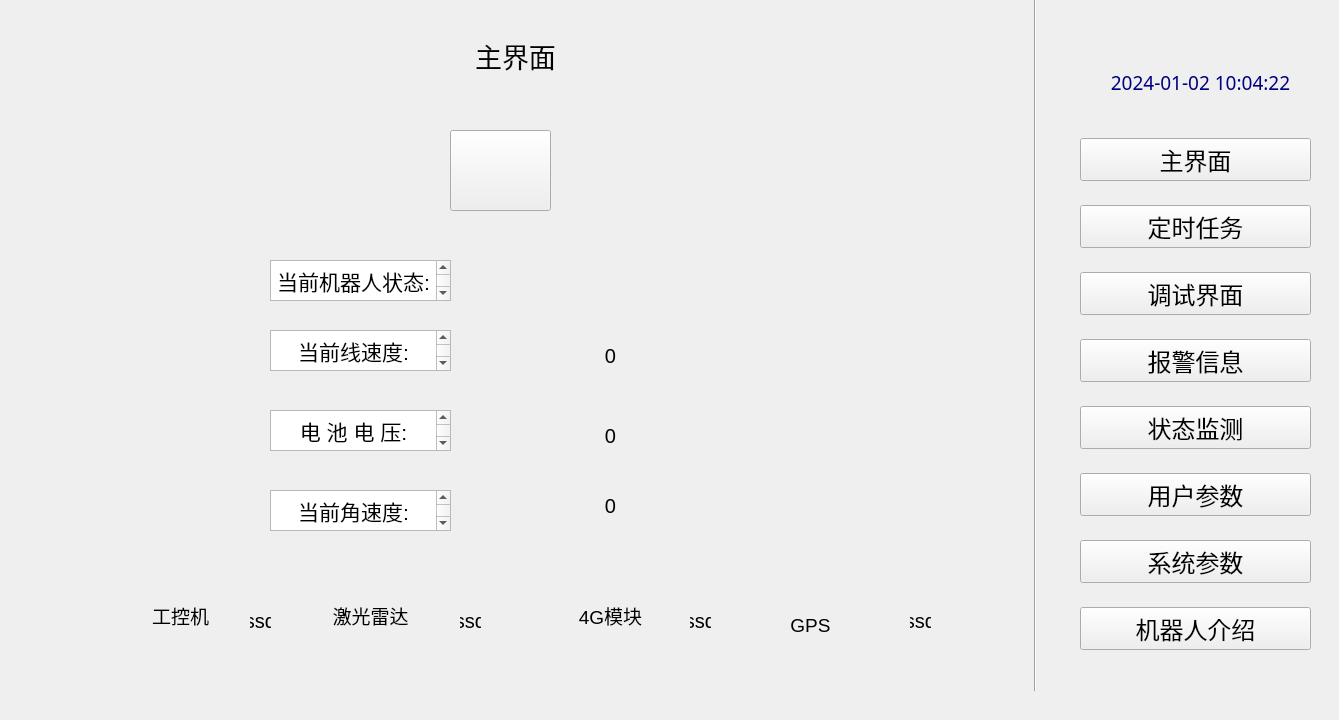
This is robots_qt/src/robots_qt/ui/widget.ui in xingzay/Critic_Pluning as Qt 5 draws it before an edit. The edited form follows.
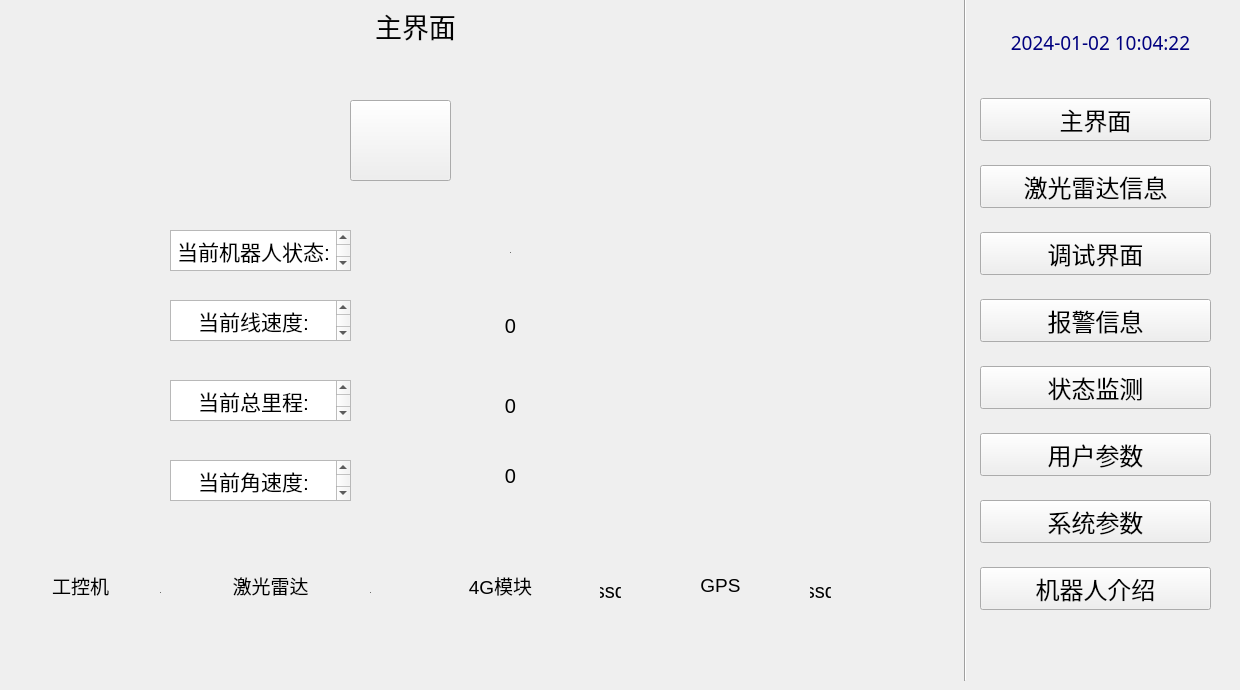
This is the edited form. The open tabs and pages were chosen to show the change. Icons and pictures are not drawn.

```diff
--- a/robots_qt/src/robots_qt/ui/widget.ui
+++ b/robots_qt/src/robots_qt/ui/widget.ui
@@ -6,8 +6,8 @@
    <rect>
     <x>0</x>
     <y>0</y>
-    <width>1339</width>
-    <height>720</height>
+    <width>1240</width>
+    <height>690</height>
    </rect>
   </property>
   <property name="windowTitle">
@@ -16,10 +16,10 @@
   <widget class="QStackedWidget" name="stackedWidget">
    <property name="geometry">
     <rect>
-     <x>10</x>
-     <y>10</y>
-     <width>1021</width>
-     <height>681</height>
+     <x>0</x>
+     <y>0</y>
+     <width>951</width>
+     <height>671</height>
     </rect>
    </property>
    <property name="currentIndex">
@@ -29,8 +29,8 @@
     <widget class="QLabel" name="Mainwindows">
      <property name="geometry">
       <rect>
-       <x>430</x>
-       <y>30</y>
+       <x>340</x>
+       <y>10</y>
        <width>151</width>
        <height>31</height>
       </rect>
@@ -50,8 +50,8 @@
     <widget class="QLabel" name="laber">
      <property name="geometry">
       <rect>
-       <x>320</x>
-       <y>590</y>
+       <x>230</x>
+       <y>570</y>
        <width>81</width>
        <height>31</height>
       </rect>
@@ -71,8 +71,8 @@
     <widget class="QLabel" name="Linux">
      <property name="geometry">
       <rect>
-       <x>130</x>
-       <y>590</y>
+       <x>40</x>
+       <y>570</y>
        <width>81</width>
        <height>31</height>
       </rect>
@@ -92,8 +92,8 @@
     <widget class="QLabel" name="GPS">
      <property name="geometry">
       <rect>
-       <x>760</x>
-       <y>600</y>
+       <x>680</x>
+       <y>570</y>
        <width>81</width>
        <height>31</height>
       </rect>
@@ -113,8 +113,8 @@
     <widget class="QLabel" name="Wifi_4G">
      <property name="geometry">
       <rect>
-       <x>560</x>
-       <y>590</y>
+       <x>460</x>
+       <y>570</y>
        <width>81</width>
        <height>31</height>
       </rect>
@@ -134,8 +134,8 @@
     <widget class="QTextEdit" name="linear_textEdit">
      <property name="geometry">
       <rect>
-       <x>260</x>
-       <y>320</y>
+       <x>170</x>
+       <y>300</y>
        <width>181</width>
        <height>41</height>
       </rect>
@@ -159,54 +159,8 @@
     <widget class="QLabel" name="linear_label">
      <property name="geometry">
       <rect>
-       <x>500</x>
-       <y>320</y>
-       <width>201</width>
-       <height>51</height>
-      </rect>
-     </property>
-     <property name="font">
-      <font>
-       <pointsize>15</pointsize>
-      </font>
-     </property>
-     <property name="text">
-      <string>0</string>
-     </property>
-     <property name="alignment">
-      <set>Qt::AlignCenter</set>
-     </property>
-    </widget>
-    <widget class="QTextEdit" name="volts_textEdit">
-     <property name="geometry">
-      <rect>
-       <x>260</x>
-       <y>400</y>
-       <width>181</width>
-       <height>41</height>
-      </rect>
-     </property>
-     <property name="font">
-      <font>
-       <pointsize>15</pointsize>
-      </font>
-     </property>
-     <property name="html">
-      <string>&lt;!DOCTYPE HTML PUBLIC &quot;-//W3C//DTD HTML 4.0//EN&quot; &quot;http://www.w3.org/TR/REC-html40/strict.dtd&quot;&gt;
-&lt;html&gt;&lt;head&gt;&lt;meta name=&quot;qrichtext&quot; content=&quot;1&quot; /&gt;&lt;meta charset=&quot;utf-8&quot; /&gt;&lt;style type=&quot;text/css&quot;&gt;
-p, li { white-space: pre-wrap; }
-hr { height: 1px; border-width: 0; }
-li.unchecked::marker { content: &quot;\2610&quot;; }
-li.checked::marker { content: &quot;\2612&quot;; }
-&lt;/style&gt;&lt;/head&gt;&lt;body style=&quot; font-family:'Ubuntu'; font-size:15pt; font-weight:400; font-style:normal;&quot;&gt;
-&lt;p align=&quot;center&quot; style=&quot; margin-top:0px; margin-bottom:0px; margin-left:0px; margin-right:0px; -qt-block-indent:0; text-indent:0px;&quot;&gt;&lt;span style=&quot; font-size:16pt;&quot;&gt;电 池 电 压:&lt;/span&gt;&lt;/p&gt;&lt;/body&gt;&lt;/html&gt;</string>
-     </property>
-    </widget>
-    <widget class="QLabel" name="volts_label">
-     <property name="geometry">
-      <rect>
-       <x>500</x>
-       <y>400</y>
+       <x>410</x>
+       <y>300</y>
        <width>201</width>
        <height>51</height>
       </rect>
@@ -226,19 +180,19 @@
     <widget class="QLabel" name="check_tb3_node_label">
      <property name="geometry">
       <rect>
-       <x>590</x>
-       <y>260</y>
+       <x>500</x>
+       <y>240</y>
        <width>21</width>
        <height>21</height>
       </rect>
      </property>
      <property name="font">
       <font>
-       <pointsize>15</pointsize>
+       <pointsize>5</pointsize>
       </font>
      </property>
      <property name="text">
-      <string/>
+      <string>.</string>
      </property>
      <property name="alignment">
       <set>Qt::AlignCenter</set>
@@ -247,8 +201,8 @@
     <widget class="QTextEdit" name="check_tb3_textEdit">
      <property name="geometry">
       <rect>
-       <x>260</x>
-       <y>250</y>
+       <x>170</x>
+       <y>230</y>
        <width>181</width>
        <height>41</height>
       </rect>
@@ -272,8 +226,8 @@
     <widget class="QPushButton" name="close">
      <property name="geometry">
       <rect>
-       <x>440</x>
-       <y>120</y>
+       <x>350</x>
+       <y>100</y>
        <width>101</width>
        <height>81</height>
       </rect>
@@ -294,19 +248,19 @@
     <widget class="QLabel" name="check_scan_node_label">
      <property name="geometry">
       <rect>
-       <x>450</x>
-       <y>600</y>
+       <x>360</x>
+       <y>580</y>
        <width>21</width>
        <height>21</height>
       </rect>
      </property>
      <property name="font">
       <font>
-       <pointsize>15</pointsize>
+       <pointsize>5</pointsize>
       </font>
      </property>
      <property name="text">
-      <string>ssd</string>
+      <string>.</string>
      </property>
      <property name="alignment">
       <set>Qt::AlignCenter</set>
@@ -315,19 +269,19 @@
     <widget class="QLabel" name="check_robot_label">
      <property name="geometry">
       <rect>
-       <x>240</x>
-       <y>600</y>
+       <x>150</x>
+       <y>580</y>
        <width>21</width>
        <height>21</height>
       </rect>
      </property>
      <property name="font">
       <font>
-       <pointsize>15</pointsize>
+       <pointsize>5</pointsize>
       </font>
      </property>
      <property name="text">
-      <string>ssd</string>
+      <string>.</string>
      </property>
      <property name="alignment">
       <set>Qt::AlignCenter</set>
@@ -336,8 +290,8 @@
     <widget class="QLabel" name="check_4G_label">
      <property name="geometry">
       <rect>
-       <x>680</x>
-       <y>600</y>
+       <x>600</x>
+       <y>580</y>
        <width>21</width>
        <height>21</height>
       </rect>
@@ -357,8 +311,8 @@
     <widget class="QLabel" name="check_GPS_label">
      <property name="geometry">
       <rect>
-       <x>900</x>
-       <y>600</y>
+       <x>810</x>
+       <y>580</y>
        <width>21</width>
        <height>21</height>
       </rect>
@@ -378,8 +332,8 @@
     <widget class="QTextEdit" name="angular_textEdit">
      <property name="geometry">
       <rect>
-       <x>260</x>
-       <y>480</y>
+       <x>170</x>
+       <y>460</y>
        <width>181</width>
        <height>41</height>
       </rect>
@@ -403,8 +357,54 @@
     <widget class="QLabel" name="angular_label">
      <property name="geometry">
       <rect>
-       <x>500</x>
-       <y>470</y>
+       <x>410</x>
+       <y>450</y>
+       <width>201</width>
+       <height>51</height>
+      </rect>
+     </property>
+     <property name="font">
+      <font>
+       <pointsize>15</pointsize>
+      </font>
+     </property>
+     <property name="text">
+      <string>0</string>
+     </property>
+     <property name="alignment">
+      <set>Qt::AlignCenter</set>
+     </property>
+    </widget>
+    <widget class="QTextEdit" name="route_textEdit">
+     <property name="geometry">
+      <rect>
+       <x>170</x>
+       <y>380</y>
+       <width>181</width>
+       <height>41</height>
+      </rect>
+     </property>
+     <property name="font">
+      <font>
+       <pointsize>15</pointsize>
+      </font>
+     </property>
+     <property name="html">
+      <string>&lt;!DOCTYPE HTML PUBLIC &quot;-//W3C//DTD HTML 4.0//EN&quot; &quot;http://www.w3.org/TR/REC-html40/strict.dtd&quot;&gt;
+&lt;html&gt;&lt;head&gt;&lt;meta name=&quot;qrichtext&quot; content=&quot;1&quot; /&gt;&lt;meta charset=&quot;utf-8&quot; /&gt;&lt;style type=&quot;text/css&quot;&gt;
+p, li { white-space: pre-wrap; }
+hr { height: 1px; border-width: 0; }
+li.unchecked::marker { content: &quot;\2610&quot;; }
+li.checked::marker { content: &quot;\2612&quot;; }
+&lt;/style&gt;&lt;/head&gt;&lt;body style=&quot; font-family:'Ubuntu'; font-size:15pt; font-weight:400; font-style:normal;&quot;&gt;
+&lt;p align=&quot;center&quot; style=&quot; margin-top:0px; margin-bottom:0px; margin-left:0px; margin-right:0px; -qt-block-indent:0; text-indent:0px;&quot;&gt;&lt;span style=&quot; font-size:16pt;&quot;&gt;当前总里程:&lt;/span&gt;&lt;/p&gt;&lt;/body&gt;&lt;/html&gt;</string>
+     </property>
+    </widget>
+    <widget class="QLabel" name="route_label">
+     <property name="geometry">
+      <rect>
+       <x>410</x>
+       <y>380</y>
        <width>201</width>
        <height>51</height>
       </rect>
@@ -932,22 +932,6 @@
         </property>
        </widget>
       </item>
-      <item>
-       <widget class="QLabel" name="route_textEdit">
-        <property name="font">
-         <font>
-          <pointsize>14</pointsize>
-          <kerning>true</kerning>
-         </font>
-        </property>
-        <property name="text">
-         <string>工作总里程          ：</string>
-        </property>
-        <property name="alignment">
-         <set>Qt::AlignRight|Qt::AlignTrailing|Qt::AlignVCenter</set>
-        </property>
-       </widget>
-      </item>
       <item>
        <widget class="QLabel" name="mode_29">
         <property name="font">
@@ -1013,27 +997,6 @@
       <enum>Qt::Horizontal</enum>
      </property>
     </widget>
-    <widget class="QLabel" name="route_label">
-     <property name="geometry">
-      <rect>
-       <x>310</x>
-       <y>490</y>
-       <width>201</width>
-       <height>51</height>
-      </rect>
-     </property>
-     <property name="font">
-      <font>
-       <pointsize>15</pointsize>
-      </font>
-     </property>
-     <property name="text">
-      <string>0</string>
-     </property>
-     <property name="alignment">
-      <set>Qt::AlignCenter</set>
-     </property>
-    </widget>
     <widget class="QLabel" name="volts_label_2">
      <property name="geometry">
       <rect>
@@ -1843,8 +1806,8 @@
   <widget class="QLabel" name="update_time">
    <property name="geometry">
     <rect>
-     <x>1100</x>
-     <y>70</y>
+     <x>1000</x>
+     <y>30</y>
      <width>201</width>
      <height>25</height>
     </rect>
@@ -1868,8 +1831,8 @@
   <widget class="Line" name="line_2">
    <property name="geometry">
     <rect>
-     <x>1020</x>
-     <y>-10</y>
+     <x>950</x>
+     <y>-20</y>
      <width>31</width>
      <height>701</height>
     </rect>
@@ -1881,8 +1844,8 @@
   <widget class="QWidget" name="layoutWidget">
    <property name="geometry">
     <rect>
-     <x>1080</x>
-     <y>120</y>
+     <x>980</x>
+     <y>80</y>
      <width>231</width>
      <height>551</height>
     </rect>
@@ -1908,7 +1871,7 @@
        </font>
       </property>
       <property name="text">
-       <string>定时任务</string>
+       <string>激光雷达信息</string>
       </property>
      </widget>
     </item>
```
Left out of the diff: 344 changed lines with no effect on the pictures.
